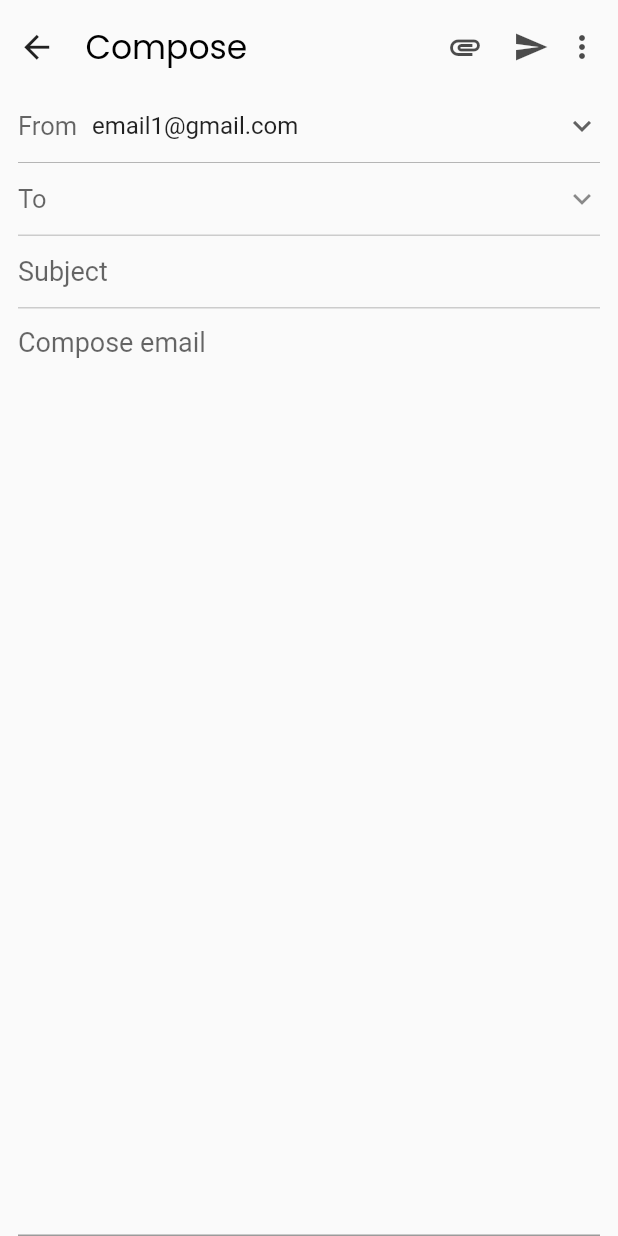
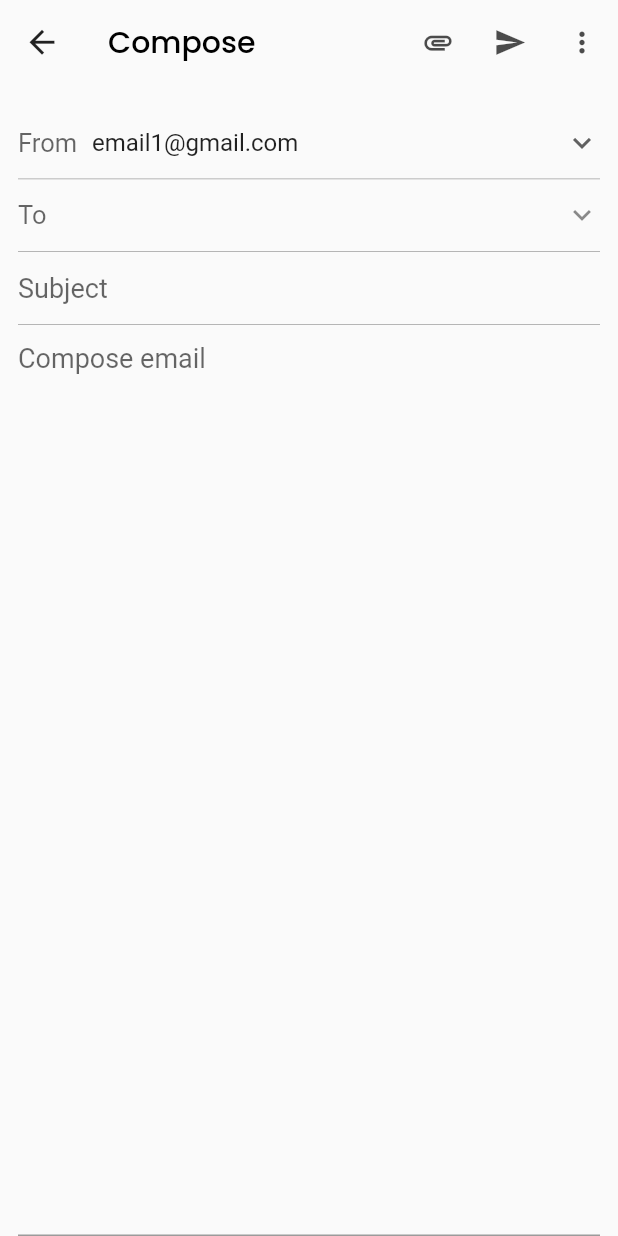
Before and after one commit to Yogeshk4124/Gmail-UI-Clone, a Flutter app: the Compose screen opened by its route, on a phone screen of 412 x 824 dp. Run offline on Flutter 3.47's test engine with Material 2 defaults, Android fonts, the phone set to English and light mode, and no system bars; our stand-ins replace flutter_slidable, google_fonts; network calls fail.

Commit message:
compose app bar fix

```diff
--- a/lib/Pages/Compose.dart
+++ b/lib/Pages/Compose.dart
@@ -45,64 +45,105 @@ class _ComposeState extends State<Compose> {
   @override
   Widget build(BuildContext context) {
     return Scaffold(
+      appBar: AppBar(
+        backgroundColor: Colors.transparent,
+        elevation: 0,
+        leading: IconButton(
+          icon: Icon(
+            Icons.arrow_back,
+            color: Colors.black87,
+            size: 25,
+          ),
+          onPressed: () {
+            Navigator.of(context).pop();
+          },
+        ),
+        title: Text(
+          "Compose",
+          style: GoogleFonts.poppins(color: Colors.black),
+        ),
+        actions: [
+          IconButton(
+            onPressed: () {},
+            icon: Icon(
+              Icons.attachment,
+              color: Colors.black.withOpacity(0.7),
+              size: 22,
+            ),
+          ),
+          IconButton(
+            onPressed: () {},
+            icon: Icon(
+              Icons.send,
+              color: Colors.black.withOpacity(0.7),
+              size: 22,
+            ),
+          ),
+          IconButton(
+            onPressed: () {},
+            icon: Icon(
+              Icons.more_vert,
+              color: Colors.black.withOpacity(0.7),
+              size: 22,
+            ),
+          )
+        ],
+      ),
       body: SafeArea(
         child: Container(
           margin: const EdgeInsets.only(left: 12.0, right: 12, top: 15),
           child: Column(
             children: [
-              Row(
-                mainAxisAlignment: MainAxisAlignment.spaceEvenly,
-                crossAxisAlignment: CrossAxisAlignment.center,
-                children: [
-                  GestureDetector(
-                    onTap: () {
-                      Navigator.of(context).pop();
-                    },
-                    child: Icon(
-                      Icons.arrow_back,
-                      color: Colors.black87,
-                      size: 25,
-                    ),
-                  ),
-                  Expanded(
-                    child: Container(
-                      padding: EdgeInsets.only(left: 20),
-                      child: Text(
-                        'Compose',
-                        style: GoogleFonts.poppins(
-                            color: Colors.black, fontSize: 22),
-                      ),
-                    ),
-                  ),
-                  Container(
-                    padding: EdgeInsets.only(left: 20),
-                    child: Icon(
-                      Icons.attachment,
-                      color: Colors.black.withOpacity(0.7),
-                      size: 24,
-                    ),
-                  ),
-                  Container(
-                    padding: EdgeInsets.only(left: 20),
-                    child: Icon(
-                      Icons.send,
-                      color: Colors.black.withOpacity(0.7),
-                      size: 24,
-                    ),
-                  ),
-                  Container(
-                    padding: EdgeInsets.only(left: 10),
-                    child: Icon(
-                      Icons.more_vert,
-                      color: Colors.black.withOpacity(0.7),
-                      size: 24,
-                    ),
-                  )
-                ],
-              ),
-              SizedBox(
-                height: 12,
-              ),
+              // Row(
+              //   mainAxisAlignment: MainAxisAlignment.spaceEvenly,
+              //   crossAxisAlignment: CrossAxisAlignment.center,
+              //   children: [
+              //     GestureDetector(
+              //       onTap: () {
+              //         Navigator.of(context).pop();
+              //       },
+              //       child: Icon(
+              //         Icons.arrow_back,
+              //         color: Colors.black87,
+              //         size: 25,
+              //       ),
+              //     ),
+              //     Expanded(
+              //       child: Container(
+              //         padding: EdgeInsets.only(left: 20),
+              //         child: Text(
+              //           'Compose',
+              //           style: GoogleFonts.poppins(
+              //               color: Colors.black, fontSize: 22),
+              //         ),
+              //       ),
+              //     ),
+              //     Container(
+              //       padding: EdgeInsets.only(left: 20),
+              //       child: Icon(
+              //         Icons.attachment,
+              //         color: Colors.black.withOpacity(0.7),
+              //         size: 24,
+              //       ),
+              //     ),
+              //     Container(
+              //       padding: EdgeInsets.only(left: 20),
+              //       child: Icon(
+              //         Icons.send,
+              //         color: Colors.black.withOpacity(0.7),
+              //         size: 24,
+              //       ),
+              //     ),
+              //     Container(
+              //       padding: EdgeInsets.only(left: 10),
+              //       child: Icon(
+              //         Icons.more_vert,
+              //         color: Colors.black.withOpacity(0.7),
+              //         size: 24,
+              //       ),
+              //     )
+              //   ],
+              // ),
               Row(
                 children: [
                   Container(
```
Also changed, not shown: lib/Pages/MailPage.dart (+45 -2 lines).
